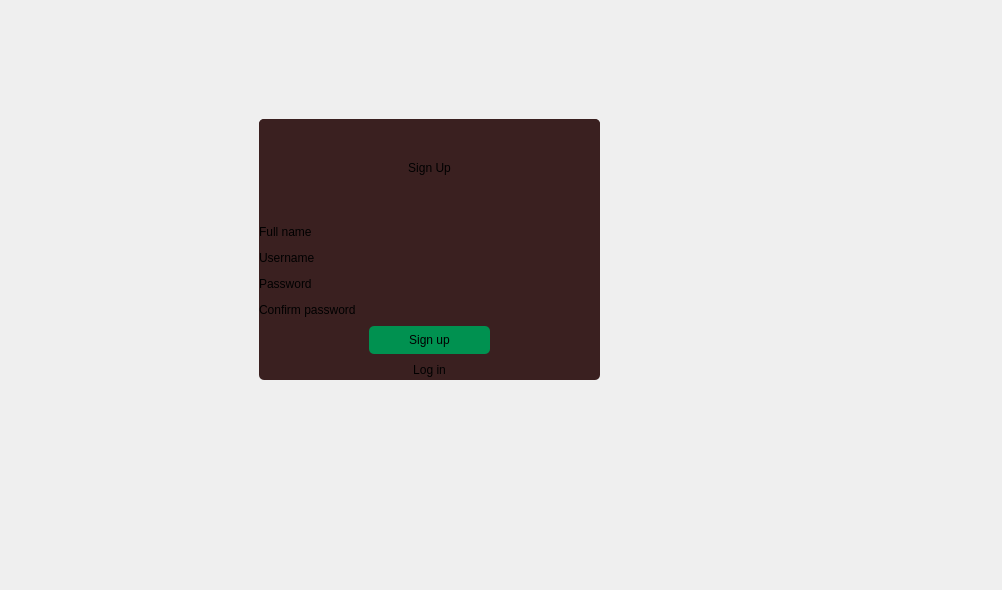
This is UI/blackjack/mainwindow.ui in MatsuoRotsuki/cpp_blackjack as Qt 5 draws it before an edit. The edited form follows.
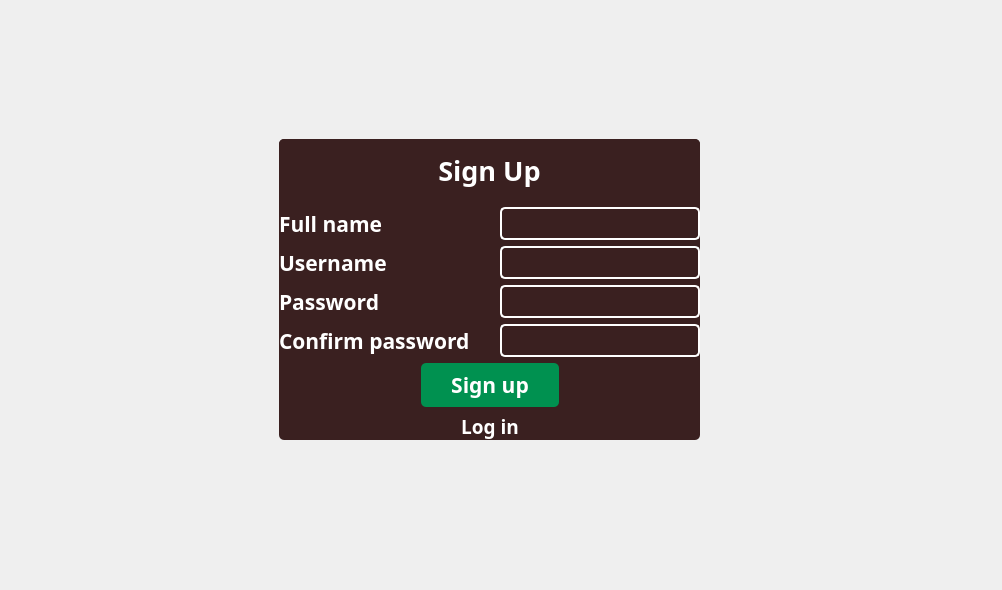
This is the edited form. The open tabs and pages were chosen to show the change. Icons and pictures are not drawn. Custom widgets are drawn as their Qt base class.

```diff
--- a/UI/blackjack/mainwindow.ui
+++ b/UI/blackjack/mainwindow.ui
@@ -660,10 +660,10 @@
        <widget class="QWidget" name="widget_11" native="true">
         <property name="geometry">
          <rect>
-          <x>250</x>
-          <y>110</y>
-          <width>341</width>
-          <height>261</height>
+          <x>270</x>
+          <y>130</y>
+          <width>421</width>
+          <height>301</height>
          </rect>
         </property>
         <property name="styleSheet">
@@ -673,6 +673,16 @@
         <layout class="QVBoxLayout" name="verticalLayout_4">
          <item>
           <widget class="QLabel" name="label_5">
+           <property name="font">
+            <font>
+             <family>Umpush</family>
+             <pointsize>20</pointsize>
+             <bold>true</bold>
+            </font>
+           </property>
+           <property name="styleSheet">
+            <string notr="true">color:white;</string>
+           </property>
            <property name="text">
             <string>Sign Up</string>
            </property>
@@ -685,6 +695,16 @@
           <layout class="QHBoxLayout" name="horizontalLayout">
            <item>
             <widget class="QLabel" name="label_6">
+             <property name="font">
+              <font>
+               <family>Umpush</family>
+               <pointsize>16</pointsize>
+               <bold>true</bold>
+              </font>
+             </property>
+             <property name="styleSheet">
+              <string notr="true">color: white;</string>
+             </property>
              <property name="text">
               <string>Full name</string>
              </property>
@@ -717,9 +737,14 @@
                <height>16777215</height>
               </size>
              </property>
+             <property name="font">
+              <font>
+               <family>Ubuntu Mono</family>
+               <pointsize>14</pointsize>
+              </font>
+             </property>
              <property name="styleSheet">
-              <string notr="true">border-color: rgb(255, 255, 255);
-border-width: 2px;</string>
+              <string notr="true">border: 2px solid white; color: white;</string>
              </property>
             </widget>
            </item>
@@ -729,6 +754,16 @@
           <layout class="QHBoxLayout" name="horizontalLayout_7">
            <item>
             <widget class="QLabel" name="label_7">
+             <property name="font">
+              <font>
+               <family>Umpush</family>
+               <pointsize>16</pointsize>
+               <bold>true</bold>
+              </font>
+             </property>
+             <property name="styleSheet">
+              <string notr="true">color: white;</string>
+             </property>
              <property name="text">
               <string>Username</string>
              </property>
@@ -761,9 +796,14 @@
                <height>16777215</height>
               </size>
              </property>
+             <property name="font">
+              <font>
+               <family>Ubuntu Mono</family>
+               <pointsize>14</pointsize>
+              </font>
+             </property>
              <property name="styleSheet">
-              <string notr="true">border-color: rgb(255, 255, 255);
-border-width: 2px;</string>
+              <string notr="true">border: 2px solid white; color: white;</string>
              </property>
             </widget>
            </item>
@@ -773,6 +813,16 @@
           <layout class="QHBoxLayout" name="horizontalLayout_8">
            <item>
             <widget class="QLabel" name="label_8">
+             <property name="font">
+              <font>
+               <family>Umpush</family>
+               <pointsize>16</pointsize>
+               <bold>true</bold>
+              </font>
+             </property>
+             <property name="styleSheet">
+              <string notr="true">color: white;</string>
+             </property>
              <property name="text">
               <string>Password</string>
              </property>
@@ -805,9 +855,17 @@
                <height>16777215</height>
               </size>
              </property>
+             <property name="font">
+              <font>
+               <family>Ubuntu Mono</family>
+               <pointsize>14</pointsize>
+              </font>
+             </property>
              <property name="styleSheet">
-              <string notr="true">border-color: rgb(255, 255, 255);
-border-width: 2px;</string>
+              <string notr="true">border: 2px solid white; color: white;</string>
+             </property>
+             <property name="echoMode">
+              <enum>QLineEdit::Password</enum>
              </property>
             </widget>
            </item>
@@ -817,6 +875,16 @@
           <layout class="QHBoxLayout" name="horizontalLayout_9">
            <item>
             <widget class="QLabel" name="label_12">
+             <property name="font">
+              <font>
+               <family>Umpush</family>
+               <pointsize>16</pointsize>
+               <bold>true</bold>
+              </font>
+             </property>
+             <property name="styleSheet">
+              <string notr="true">color: white;</string>
+             </property>
              <property name="text">
               <string>Confirm password</string>
              </property>
@@ -849,9 +917,17 @@
                <height>16777215</height>
               </size>
              </property>
+             <property name="font">
+              <font>
+               <family>Ubuntu Mono</family>
+               <pointsize>14</pointsize>
+              </font>
+             </property>
              <property name="styleSheet">
-              <string notr="true">border-color: rgb(255, 255, 255);
-border-width: 2px;</string>
+              <string notr="true">border: 2px solid white; color: white;</string>
+             </property>
+             <property name="echoMode">
+              <enum>QLineEdit::Password</enum>
              </property>
             </widget>
            </item>
@@ -874,12 +950,20 @@
            </item>
            <item>
             <widget class="QPushButton" name="signup_btn">
+             <property name="font">
+              <font>
+               <family>Umpush</family>
+               <pointsize>16</pointsize>
+               <bold>true</bold>
+              </font>
+             </property>
              <property name="styleSheet">
               <string notr="true">background-color: rgb(0, 145, 80);
 padding-top: 7px;
-padding-left: 40px; 
+padding-left: 30px; 
 padding-bottom: 7px;
-padding-right: 40px; </string>
+padding-right: 30px; 
+color: white;</string>
              </property>
              <property name="text">
               <string>Sign up</string>
@@ -918,6 +1002,16 @@
            </item>
            <item>
             <widget class="QPushButton" name="to_login_page_btn">
+             <property name="font">
+              <font>
+               <family>Umpush</family>
+               <pointsize>14</pointsize>
+               <bold>true</bold>
+              </font>
+             </property>
+             <property name="styleSheet">
+              <string notr="true">color: white;</string>
+             </property>
              <property name="text">
               <string>Log in</string>
              </property>
```
Left out of the diff: 104 changed lines with no effect on the pictures.
